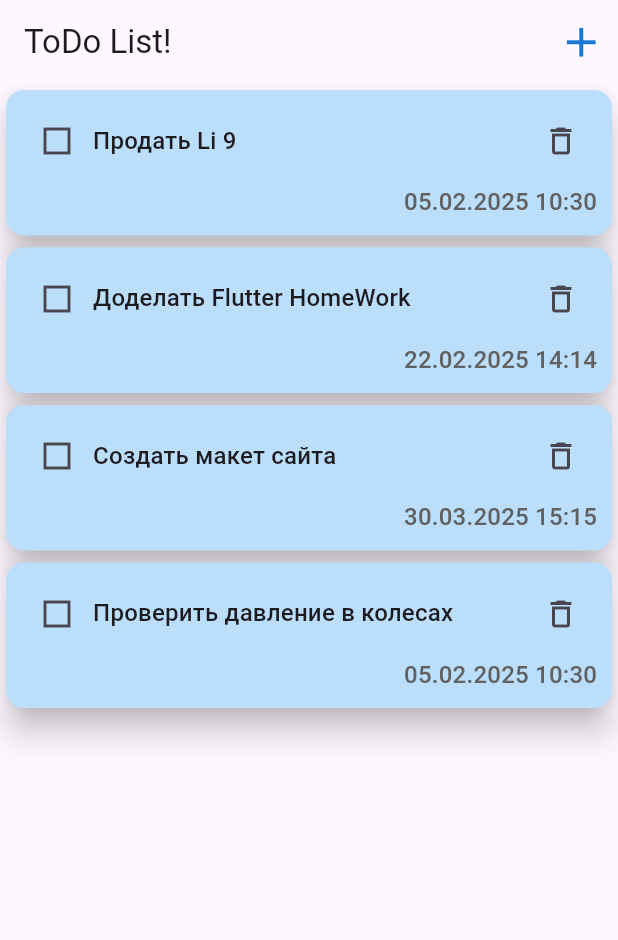
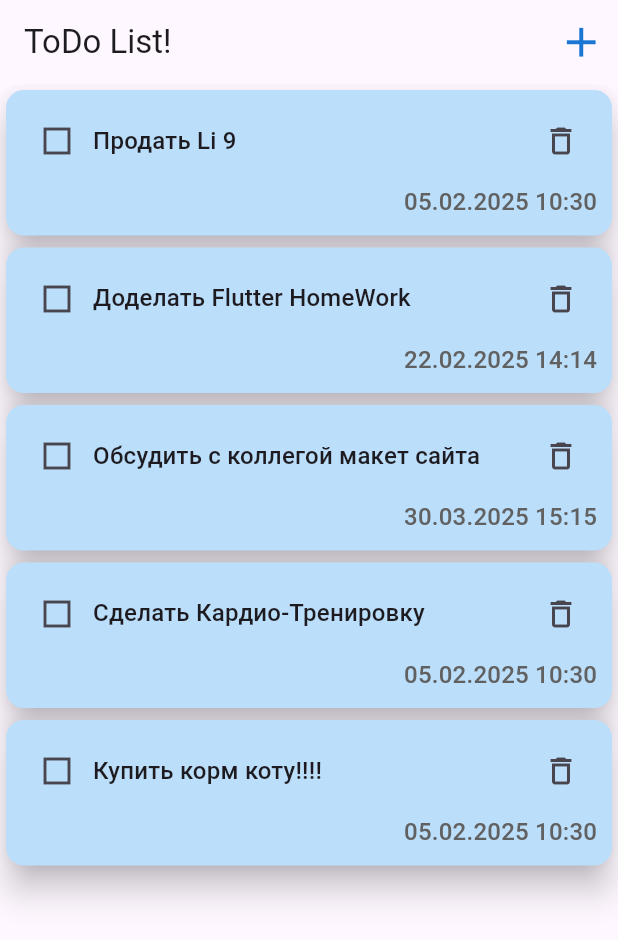
Before and after one commit to Flutter007/hw26, a Flutter app: the screen it shows after launch, on a phone screen of 412 x 824 dp. Shown: the top 940 px of the screen. Run offline on Flutter 3.47's test engine with Material 3 defaults, Android fonts, the phone set to English and light mode, and no system bars.

```diff
--- a/lib/hw26.dart
+++ b/lib/hw26.dart
@@ -1,6 +1,5 @@
 import 'package:flutter/material.dart';
-
-import 'package:hw26/data/task.dart';
+import 'package:hw26/model/task.dart';
 import 'package:hw26/screens/todo_screen.dart';
 import 'package:hw26/widget/add_task.dart';
 
@@ -20,6 +19,7 @@ class _Hw26State extends State<Hw26> {
       deadLine: DateTime.now(),
       finalTime: DateTime.now(),
       isDoneInTime: false,
+      categoryId: 'work',
     ),
     Task(
       title: 'Доделать Flutter HomeWork',
@@ -27,20 +27,31 @@ class _Hw26State extends State<Hw26> {
       deadLine: DateTime(2025, 2, 22, 14, 14),
       finalTime: DateTime.now(),
       isDoneInTime: false,
+      categoryId: 'study',
     ),
     Task(
-      title: 'Создать макет сайта',
+      title: 'Обсудить с коллегой макет сайта',
       isCompleted: false,
       deadLine: DateTime(2025, 3, 30, 15, 15),
       finalTime: DateTime.now(),
       isDoneInTime: false,
+      categoryId: 'meeting',
     ),
     Task(
-      title: 'Проверить давление в колесах',
+      title: 'Сделать Кардио-Тренировку',
       isCompleted: false,
       deadLine: DateTime.now(),
       finalTime: DateTime.now(),
       isDoneInTime: false,
+      categoryId: 'training',
+    ),
+    Task(
+      title: 'Купить корм коту!!!!',
+      isCompleted: false,
+      deadLine: DateTime.now(),
+      finalTime: DateTime.now(),
+      isDoneInTime: false,
+      categoryId: 'urgent',
     ),
   ];
 
--- a/lib/data/task.dart
+++ b/lib/model/task.dart
@@ -4,6 +4,7 @@ class Task {
   DateTime deadLine;
   DateTime finalTime;
   bool isDoneInTime;
+  final String categoryId;
 
   Task({
     required this.title,
@@ -11,5 +12,6 @@ class Task {
     required this.deadLine,
     required this.finalTime,
     required this.isDoneInTime,
+    required this.categoryId,
   });
 }
--- a/lib/screens/todo_screen.dart
+++ b/lib/screens/todo_screen.dart
@@ -1,5 +1,5 @@
 import 'package:flutter/material.dart';
-import 'package:hw26/data/task.dart';
+import 'package:hw26/model/task.dart';
 import 'package:hw26/widget/task_card.dart';
 
 class TodoScreen extends StatelessWidget {
--- a/lib/widget/add_task.dart
+++ b/lib/widget/add_task.dart
@@ -1,5 +1,5 @@
 import 'package:flutter/material.dart';
-import 'package:hw26/data/task.dart';
+import 'package:hw26/model/task.dart';
 import 'package:hw26/helpers/formatted_datetime.dart';
 
 class AddTask extends StatefulWidget {
@@ -43,6 +43,7 @@ class _AddTaskState extends State<AddTask> {
         deadLine: dateTime,
         finalTime: DateTime.now(),
         isDoneInTime: false,
+        categoryId: 'urgent',
       );
       widget.onTaskCreated(newTask);
       onCanceled();
@@ -53,6 +54,7 @@ class _AddTaskState extends State<AddTask> {
         deadLine: dateTime,
         finalTime: DateTime.now(),
         isDoneInTime: false,
+        categoryId: 'urgent',
       );
       widget.onTaskCreated(emptyTask);
     }
--- a/lib/widget/task_card.dart
+++ b/lib/widget/task_card.dart
@@ -1,5 +1,5 @@
 import 'package:flutter/material.dart';
-import 'package:hw26/data/task.dart';
+import 'package:hw26/model/task.dart';
 import 'package:hw26/helpers/formatted_datetime.dart';
 
 class TaskCard extends StatelessWidget {
@@ -75,7 +75,7 @@ class TaskCard extends StatelessWidget {
                   ),
                 )
               ],
-            )
+            ),
           ],
         ),
       ),
```
Also changed, not shown: lib/data/categories_data.dart (added, +30 -0 lines), lib/model/task_category.dart (added, +13 -0 lines).
